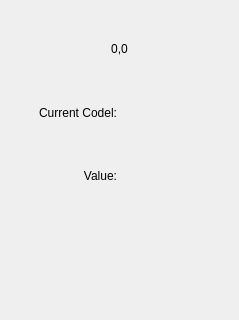
Ramblurr/PietCreator, file DebugWidget.ui: the form before one commit; both pictures show x 0 to 239 and y 0 to 320 of the 239 by 539 pixel window.
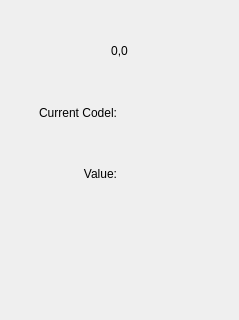
The form after the commit.

Commit message: Hide debug view on startup

```diff
--- a/DebugWidget.ui
+++ b/DebugWidget.ui
@@ -13,25 +13,35 @@
   <property name="windowTitle">
    <string>Form</string>
   </property>
-  <layout class="QVBoxLayout" name="verticalLayout">
-   <item>
+  <layout class="QGridLayout" name="gridLayout_2">
+   <item row="0" column="0">
     <widget class="QStackedWidget" name="mStackedWidget">
      <property name="sizePolicy">
-      <sizepolicy hsizetype="Preferred" vsizetype="Minimum">
+      <sizepolicy hsizetype="Preferred" vsizetype="Preferred">
        <horstretch>0</horstretch>
        <verstretch>0</verstretch>
       </sizepolicy>
      </property>
      <widget class="QWidget" name="mInfoPage">
       <property name="sizePolicy">
-       <sizepolicy hsizetype="Preferred" vsizetype="Minimum">
+       <sizepolicy hsizetype="Preferred" vsizetype="Preferred">
         <horstretch>0</horstretch>
         <verstretch>0</verstretch>
        </sizepolicy>
       </property>
-      <layout class="QVBoxLayout" name="verticalLayout_2">
-       <item>
+      <property name="maximumSize">
+       <size>
+        <width>16777215</width>
+        <height>16777215</height>
+       </size>
+      </property>
         <layout class="QGridLayout" name="gridLayout">
+       <property name="horizontalSpacing">
+        <number>-1</number>
+       </property>
+       <property name="verticalSpacing">
+        <number>0</number>
+       </property>
          <item row="0" column="0" colspan="2">
           <widget class="QLabel" name="mCoordinate">
            <property name="text">
@@ -52,6 +62,13 @@
            </property>
           </widget>
          </item>
+       <item row="1" column="1">
+        <widget class="QLabel" name="mActionLabel">
+         <property name="text">
+          <string/>
+         </property>
+        </widget>
+       </item>
          <item row="2" column="0">
           <widget class="QLabel" name="label_3">
            <property name="text">
@@ -69,15 +86,6 @@
            </property>
           </widget>
          </item>
-         <item row="1" column="1">
-          <widget class="QLabel" name="mActionLabel">
-           <property name="text">
-            <string/>
-           </property>
-          </widget>
-         </item>
-        </layout>
-       </item>
       </layout>
       <zorder></zorder>
       <zorder></zorder>
@@ -98,7 +106,7 @@
      </widget>
     </widget>
    </item>
-   <item>
+   <item row="1" column="0">
     <layout class="QHBoxLayout" name="horizontalLayout">
      <item>
       <spacer name="horizontalSpacer">
@@ -144,7 +152,7 @@
      </item>
     </layout>
    </item>
-   <item>
+   <item row="2" column="0">
     <widget class="QListView" name="mStackView"/>
    </item>
   </layout>
```
Lines whose indentation alone changed are shown as unchanged. The commit also changes 3 other files.
